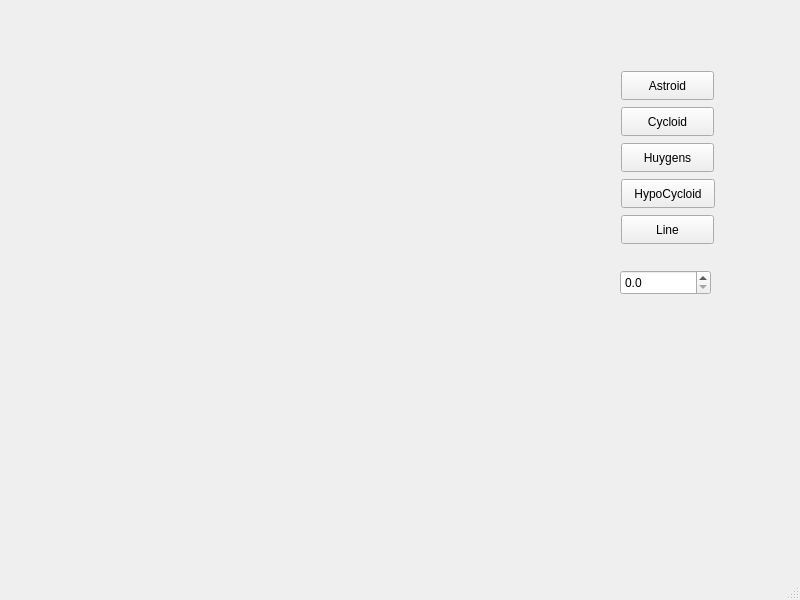
The window that mainwindow.ui (Nourreddine1920/Squares-examples) describes before a commit, drawn with Qt 5.
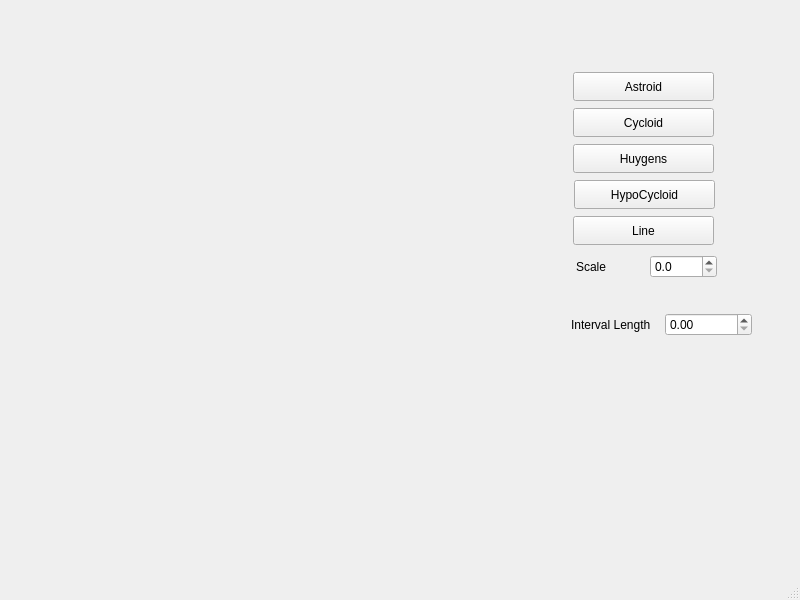
The same window after the commit. Custom widgets are drawn as their Qt base class.

Diff of the .ui file:
```diff
--- a/mainwindow.ui
+++ b/mainwindow.ui
@@ -24,28 +24,12 @@
      </rect>
     </property>
    </widget>
-   <widget class="QDoubleSpinBox" name="spinScale">
-    <property name="geometry">
-     <rect>
-      <x>620</x>
-      <y>270</y>
-      <width>91</width>
-      <height>25</height>
-     </rect>
-    </property>
-    <property name="decimals">
-     <number>1</number>
-    </property>
-    <property name="singleStep">
-     <double>0.100000000000000</double>
-    </property>
-   </widget>
    <widget class="QPushButton" name="btnCycloid">
     <property name="geometry">
      <rect>
-      <x>621</x>
-      <y>107</y>
-      <width>93</width>
+      <x>573</x>
+      <y>108</y>
+      <width>141</width>
       <height>29</height>
      </rect>
     </property>
@@ -56,9 +40,9 @@
    <widget class="QPushButton" name="btnAstroid">
     <property name="geometry">
      <rect>
-      <x>621</x>
-      <y>71</y>
-      <width>93</width>
+      <x>573</x>
+      <y>72</y>
+      <width>141</width>
       <height>29</height>
      </rect>
     </property>
@@ -69,9 +53,9 @@
    <widget class="QPushButton" name="btnHuygens">
     <property name="geometry">
      <rect>
-      <x>621</x>
-      <y>143</y>
-      <width>93</width>
+      <x>573</x>
+      <y>144</y>
+      <width>141</width>
       <height>29</height>
      </rect>
     </property>
@@ -82,9 +66,9 @@
    <widget class="QPushButton" name="btnHypo">
     <property name="geometry">
      <rect>
-      <x>621</x>
-      <y>179</y>
-      <width>94</width>
+      <x>574</x>
+      <y>180</y>
+      <width>141</width>
       <height>29</height>
      </rect>
     </property>
@@ -95,9 +79,9 @@
    <widget class="QPushButton" name="btnLine">
     <property name="geometry">
      <rect>
-      <x>621</x>
-      <y>215</y>
-      <width>93</width>
+      <x>573</x>
+      <y>216</y>
+      <width>141</width>
       <height>29</height>
      </rect>
     </property>
@@ -105,6 +89,64 @@
      <string>Line</string>
     </property>
    </widget>
+   <widget class="QWidget" name="">
+    <property name="geometry">
+     <rect>
+      <x>576</x>
+      <y>253</y>
+      <width>141</width>
+      <height>27</height>
+     </rect>
+    </property>
+    <layout class="QHBoxLayout" name="horizontalLayout">
+     <item>
+      <widget class="QLabel" name="label">
+       <property name="text">
+        <string>Scale</string>
+       </property>
+      </widget>
+     </item>
+     <item>
+      <widget class="QDoubleSpinBox" name="spinScale">
+       <property name="decimals">
+        <number>1</number>
+       </property>
+       <property name="singleStep">
+        <double>0.100000000000000</double>
+       </property>
+      </widget>
+     </item>
+    </layout>
+   </widget>
+   <widget class="QWidget" name="">
+    <property name="geometry">
+     <rect>
+      <x>571</x>
+      <y>311</y>
+      <width>181</width>
+      <height>27</height>
+     </rect>
+    </property>
+    <layout class="QHBoxLayout" name="horizontalLayout_2">
+     <item>
+      <widget class="QLabel" name="label_2">
+       <property name="text">
+        <string>Interval Length</string>
+       </property>
+      </widget>
+     </item>
+     <item>
+      <widget class="QDoubleSpinBox" name="spinInterval">
+       <property name="maximum">
+        <double>100.000000000000000</double>
+       </property>
+       <property name="singleStep">
+        <double>0.100000000000000</double>
+       </property>
+      </widget>
+     </item>
+    </layout>
+   </widget>
   </widget>
   <widget class="QMenuBar" name="menubar">
    <property name="geometry">
```
